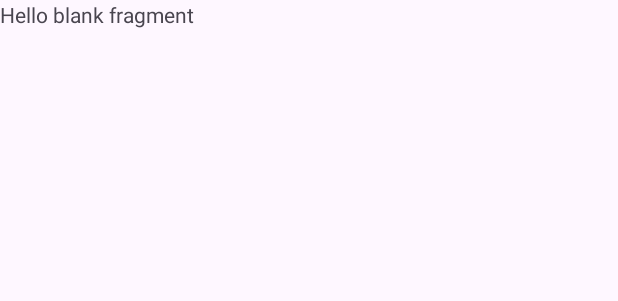
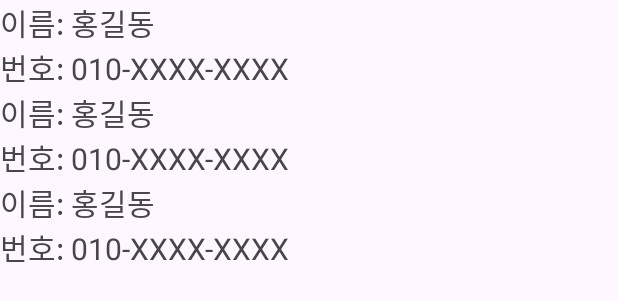
Before and after one commit to fprtmjinho/slave, an Android app: the layout fragment_menu.xml on its own in the app's theme, with its tools: preview values and no code run, on a phone screen of 412 x 824 dp. Shown: the top 301 px of the screen. Run offline under Robolectric (Android 15) with nearby library versions, the phone set to English and light mode, and no system bars.

Commit message:
feat: finish

```diff
--- a/app/src/main/res/layout/fragment_menu.xml
+++ b/app/src/main/res/layout/fragment_menu.xml
@@ -1,14 +1,14 @@
 <?xml version="1.0" encoding="utf-8"?>
-<FrameLayout xmlns:android="http://schemas.android.com/apk/res/android"
+<LinearLayout xmlns:android="http://schemas.android.com/apk/res/android"
     xmlns:tools="http://schemas.android.com/tools"
     android:layout_width="match_parent"
     android:layout_height="match_parent"
     tools:context=".MenuFragment">
 
     <!-- TODO: Update blank fragment layout -->
-    <TextView
-        android:layout_width="match_parent"
-        android:layout_height="match_parent"
-        android:text="@string/hello_blank_fragment" />
-
-</FrameLayout>
+    <androidx.recyclerview.widget.RecyclerView
+        android:id="@+id/number_book_list_rc"
+        android:layout_width="wrap_content"
+        android:layout_height="wrap_content"
+        tools:listitem="@layout/number_book_item"/>
+</LinearLayout>
--- /dev/null
+++ b/app/src/main/res/layout/number_book_item.xml
@@ -0,0 +1,39 @@
+<?xml version="1.0" encoding="utf-8"?>
+<LinearLayout xmlns:android="http://schemas.android.com/apk/res/android"
+    android:layout_width="wrap_content"
+    android:layout_height="wrap_content"
+    android:orientation="vertical">
+    <LinearLayout
+        android:layout_width="match_parent"
+        android:layout_height="wrap_content"
+        android:orientation="horizontal">
+        <TextView
+            android:layout_width="wrap_content"
+            android:layout_height="wrap_content"
+            android:text="이름: "
+            android:textSize="20sp"/>
+        <TextView
+            android:id="@+id/name"
+            android:layout_width="wrap_content"
+            android:layout_height="wrap_content"
+            android:text="홍길동"
+            android:textSize="20sp"/>
+    </LinearLayout>
+    <LinearLayout
+        android:layout_width="match_parent"
+        android:layout_height="wrap_content"
+        android:orientation="horizontal">
+        <TextView
+            android:layout_width="wrap_content"
+            android:layout_height="wrap_content"
+            android:text="번호: "
+            android:textSize="20sp"/>
+        <TextView
+            android:id="@+id/number"
+            android:layout_width="wrap_content"
+            android:layout_height="wrap_content"
+            android:text="010-XXXX-XXXX"
+            android:textSize="20sp"/>
+    </LinearLayout>
+
+</LinearLayout>
```
Also changed, not shown: app/src/main/java/com/example/slave/MenuFragment.kt (+19 -43 lines), app/src/main/java/com/example/slave/NumberBookListAdapter.kt (added, +30 -0 lines), app/src/main/java/com/example/slave/SqliteHelper.kt (+7 -5 lines).
